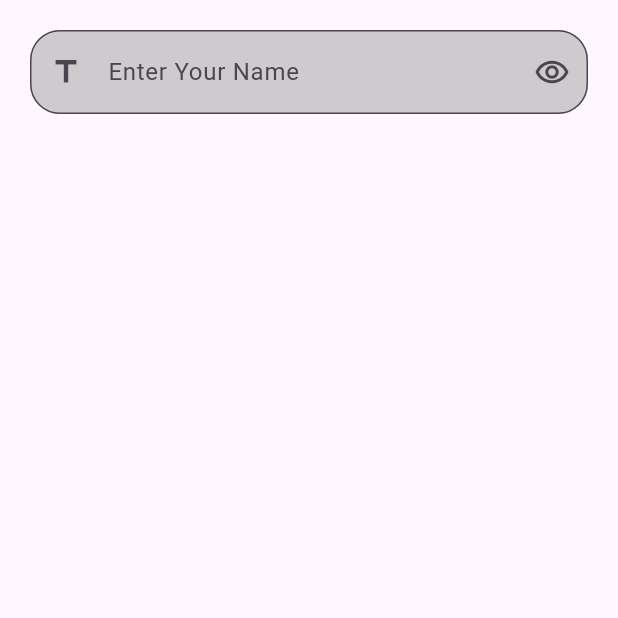
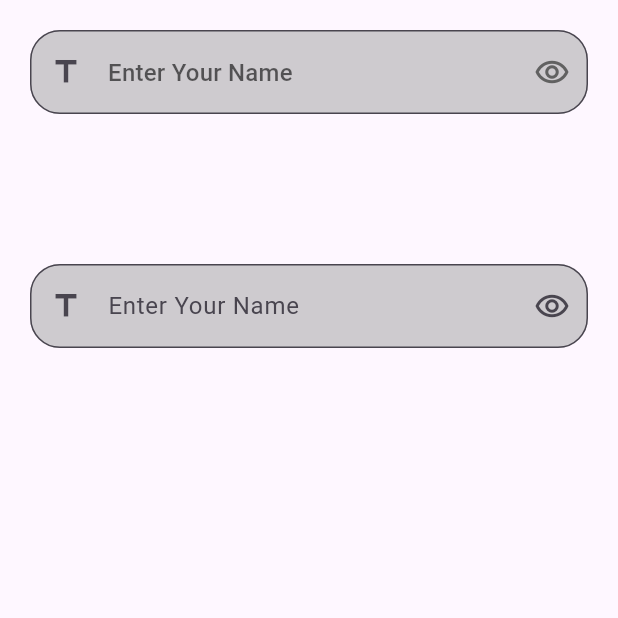
Before and after one commit to a-saber/Flutter-NTI6, a Flutter app: the screen it shows after launch, on a phone screen of 412 x 824 dp, the top half of it. Run offline on Flutter 3.47's test engine with Material 3 defaults, Android fonts, the phone set to English and light mode, and no system bars.

Commit message:
Drop Down 01

```diff
--- a/lib/main.dart
+++ b/lib/main.dart
@@ -1,6 +1,8 @@
 
 import 'package:flutter/material.dart';
 import 'package:flutter_nti6/test_view.dart';
+
+import 'register_view.dart';
 
 void main(){
   runApp(MaterialApp(
--- a/lib/test_view.dart
+++ b/lib/test_view.dart
@@ -1,5 +1,17 @@
 
 import 'package:flutter/material.dart';
+
+class CountryModel{
+  String name;
+  String isoCode;
+  CountryModel({required this.name,required this.isoCode});
+}
+
+List<CountryModel> countries= [
+  CountryModel(name: 'Egypt', isoCode: 'EG'),
+  CountryModel(name: 'Saudi-Arabia', isoCode: 'SA'),
+  CountryModel(name: 'Kuwait', isoCode: 'KW'),
+];
 
 class TestView extends StatelessWidget {
   const TestView({super.key});
@@ -13,6 +25,65 @@ class TestView extends StatelessWidget {
           child: Column(
             children:
             [
+              DropdownButtonFormField(
+                items: countries.map((oldElement)=> DropdownMenuItem(
+                  value: oldElement.isoCode,
+                    child: Text(oldElement.name)))
+                    .toList(),
+
+                // List.generate(10, (index)=>  DropdownMenuItem(
+                //       value: index,
+                //       child: Row(
+                //     children: [
+                //       Text('$index'),
+                //     ],
+                //   )),),
+
+                // [
+                //   DropdownMenuItem(
+                //       value: '1',
+                //       child: Row(
+                //     children: [
+                //       Text('1'),
+                //     ],
+                //   )),
+                //   DropdownMenuItem(
+                //       value: '2',
+                //       child: Row(
+                //     children: [
+                //       Text('2'),
+                //     ],
+                //   )),
+                // ],
+                onChanged: (value){
+                  print(value);
+                },
+                decoration: InputDecoration(
+                  filled: true,
+                  fillColor: Colors.grey.withValues(alpha: 0.5),
+                  hintText: 'Enter Your Name',
+                  // labelText: 'Name',
+                  prefixIcon: Icon(Icons.title),
+                  suffixIcon: Icon(Icons.remove_red_eye_outlined),
+                  border: OutlineInputBorder(
+                      borderRadius: BorderRadius.circular(20),
+                      borderSide: BorderSide(color: Colors.green)
+                  ),
+                  focusedBorder:  OutlineInputBorder(
+                      borderRadius: BorderRadius.circular(10),
+                      borderSide: BorderSide.none
+                  ),
+                  disabledBorder: OutlineInputBorder(
+                      borderRadius: BorderRadius.circular(10),
+                      borderSide: BorderSide(color: Colors.grey)
+                  ),
+
+                ),
+              ),
+              SizedBox(height: 100,),
+
+
+
               TextFormField(
                 enabled: true,
                 obscureText: true,
--- a/pubspec.yaml
+++ b/pubspec.yaml
@@ -58,8 +58,8 @@ flutter:
   uses-material-design: true
 
   # To add assets to your application, add an assets section, like this:
-  # assets:
-  #   - images/a_dot_burr.jpeg
+  assets:
+    - assets/images/flag.png
   #   - images/a_dot_ham.jpeg
 
   # An image asset can refer to one or more resolution-specific "variants", see
```
Also changed, not shown: lib/register_view.dart (added, +242 -0 lines), assets/images/flag.png (added).
